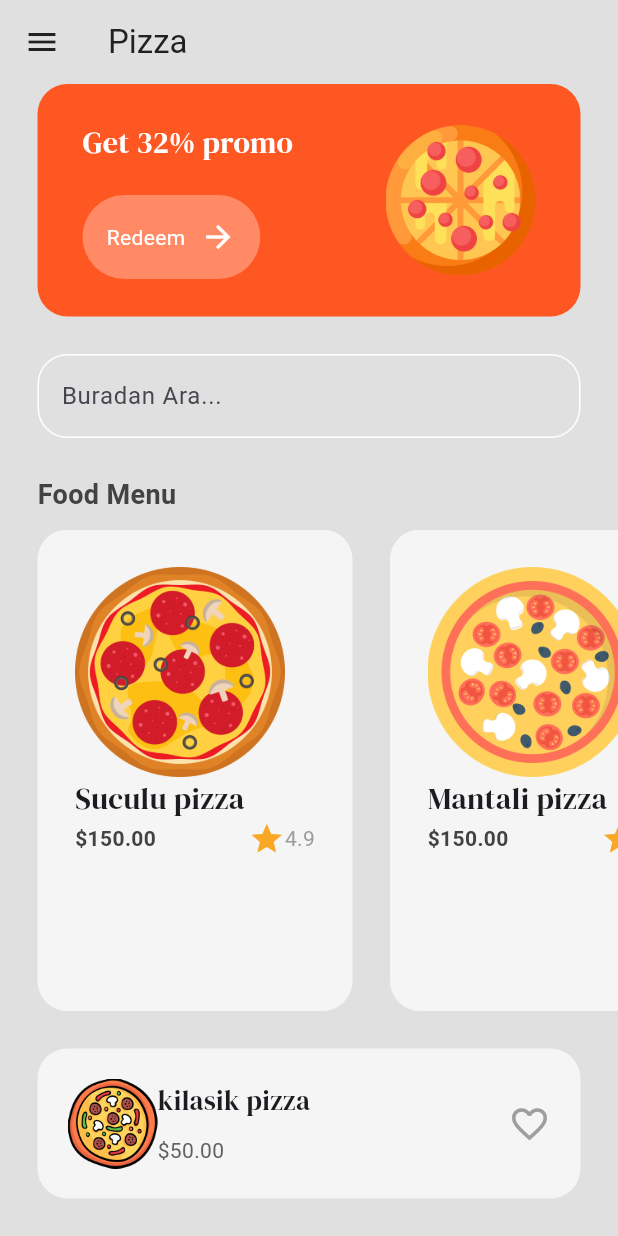
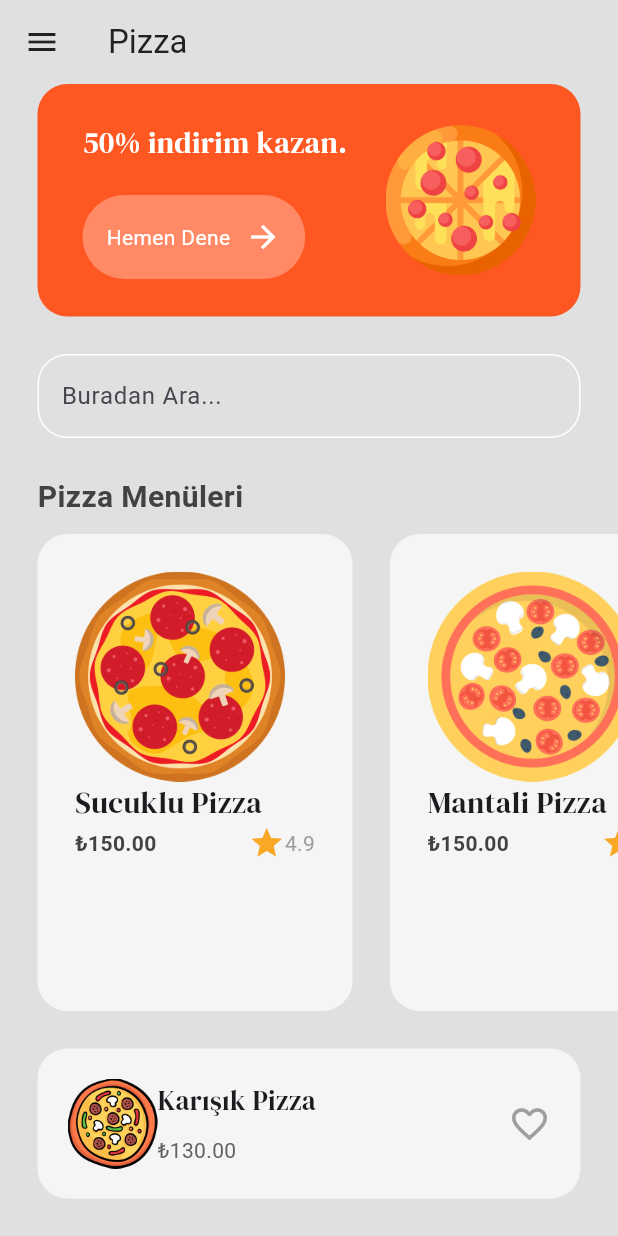
Before and after one commit to elnur-e/PizzaApp, a Flutter app: the MenuPage screen opened by its route, on a phone screen of 412 x 824 dp. Run offline on Flutter 3.47's test engine with Material 3 defaults, Android fonts, the phone set to English and light mode, and no system bars; our stand-ins replace google_fonts.

Commit message:
Ingilizce yazılar Türkçeye değiştirildi

```diff
--- a/lib/components/food_tile.dart
+++ b/lib/components/food_tile.dart
@@ -43,7 +43,7 @@ class FoodTile extends StatelessWidget {
               children: [
                 //price
                 Text(
-                  '\$' + food.price,
+                  '₺' + food.price,
                   style: TextStyle(
                       fontWeight: FontWeight.bold,
                       color: Colors.grey[800],
--- a/lib/pages/menu_page.dart
+++ b/lib/pages/menu_page.dart
@@ -19,7 +19,7 @@ class _MenuPageState extends State<MenuPage> {
   List foodMenu = [
     // sucuklu pizza
     Food(
-        name: "Suculu pizza",
+        name: "Sucuklu Pizza",
         price: "150.00",
         imagePath: "lib/images/pizza-2.png",
         rating: "4.9",
@@ -27,7 +27,7 @@ class _MenuPageState extends State<MenuPage> {
 
     // mantarli pizza
     Food(
-        name: "Mantali pizza",
+        name: "Mantali Pizza",
         price: "150.00",
         imagePath: "lib/images/pizza-5.png",
         rating: "4.9",
@@ -69,7 +69,7 @@ class _MenuPageState extends State<MenuPage> {
                   children: [
                     // promo massage
                     Text(
-                      'Get 32% promo', //indirim mesaj
+                      '50% indirim kazan.', //indirim mesaj
                       style: GoogleFonts.dmSerifDisplay(
                         fontSize: 20,
                         color: Colors.white,
@@ -79,7 +79,7 @@ class _MenuPageState extends State<MenuPage> {
                     const SizedBox(height: 20,),
                     // redeem button
                     MyButton(
-                      text: "Redeem",
+                      text: "Hemen Dene",
                       onTap:(){},
                     ),
                   ],
@@ -122,11 +122,11 @@ class _MenuPageState extends State<MenuPage> {
           Padding(
             padding: const EdgeInsets.symmetric(horizontal: 25.0), //all(8.0)
             child: Text(
-              "Food Menu", //pizza menu:)
+              "Pizza Menüleri", //pizza menu:)
               style: TextStyle(
                 fontWeight: FontWeight.bold,
                 color: Colors.grey[800],
-                fontSize: 18,
+                fontSize: 20,
               ),
             ),
           ),
@@ -176,7 +176,7 @@ class _MenuPageState extends State<MenuPage> {
                   children: [
                     //name
                     Text(
-                      "kilasik pizza",
+                      "Karışık Pizza",
                       style: GoogleFonts.dmSerifDisplay(fontSize: 18),
                     ),
 
@@ -184,7 +184,7 @@ class _MenuPageState extends State<MenuPage> {
 
                     //price
                     Text(
-                      '\$50.00',
+                      '₺130.00',
                       style: TextStyle(color: Colors.grey[700]),
                     ),
                   ],
```
